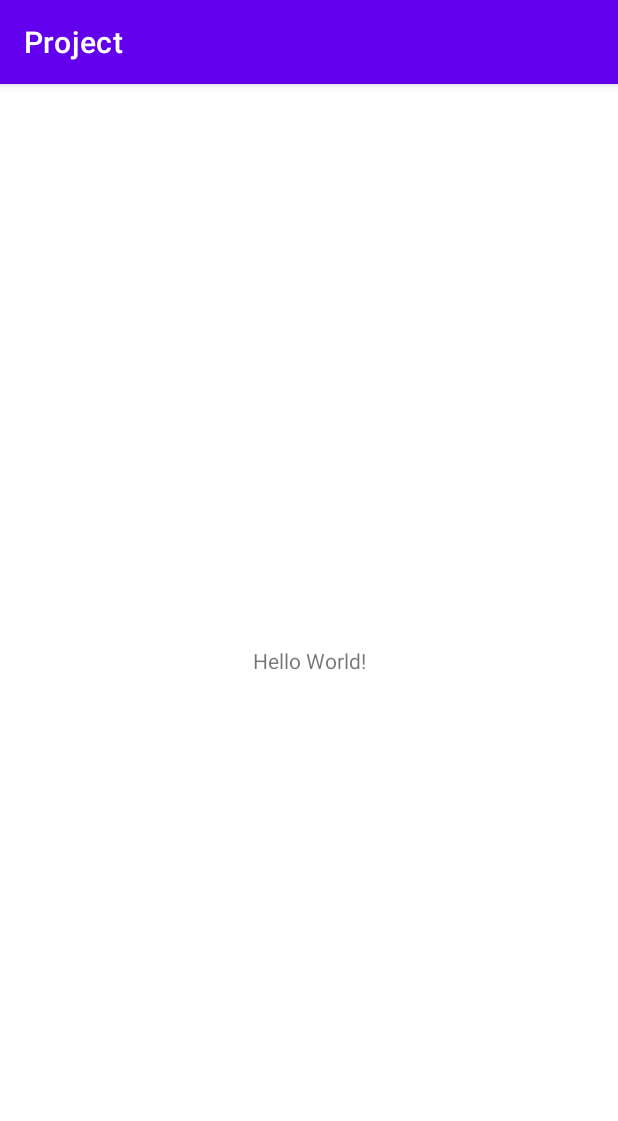
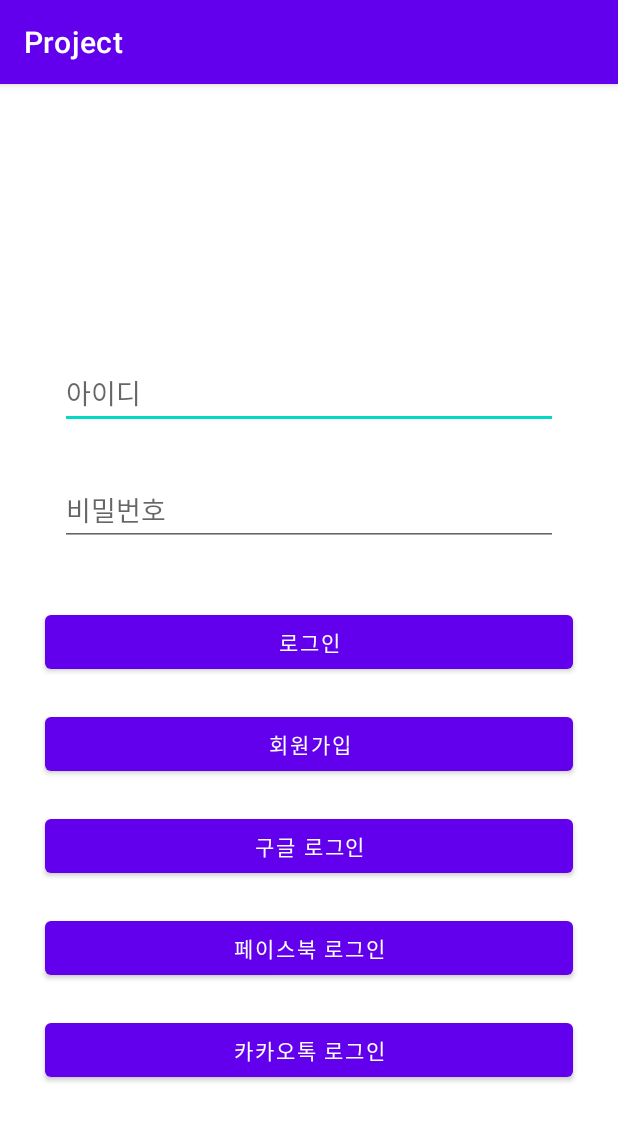
Before and after one commit to Chaeduk/REST-API-Project, an Android app: the screen it shows after launch (MainActivity), on a phone screen of 412 x 824 dp. Shown: the top 1121 px of the screen. Run offline under Robolectric (Android 15) with nearby library versions, the phone set to English and light mode, and no system bars.

Commit message:
Create login-layout

```diff
--- a/Project/app/src/main/res/layout/activity_main.xml
+++ b/Project/app/src/main/res/layout/activity_main.xml
@@ -6,13 +6,93 @@
     android:layout_height="match_parent"
     tools:context=".MainActivity">
 
-    <TextView
-        android:layout_width="wrap_content"
+    <Button
+        android:id="@+id/button"
+        android:layout_width="0dp"
         android:layout_height="wrap_content"
-        android:text="Hello World!"
+        android:layout_marginStart="30dp"
+        android:layout_marginEnd="30dp"
+        android:layout_marginBottom="20dp"
+        android:text="구글 로그인"
+        app:layout_constraintBottom_toTopOf="@+id/button2"
+        app:layout_constraintEnd_toEndOf="parent"
+        app:layout_constraintHorizontal_bias="0.0"
+        app:layout_constraintStart_toStartOf="parent" />
+
+    <Button
+        android:id="@+id/button2"
+        android:layout_width="0dp"
+        android:layout_height="wrap_content"
+        android:layout_marginStart="30dp"
+        android:layout_marginEnd="30dp"
+        android:layout_marginBottom="20dp"
+        android:text="페이스북 로그인"
+        app:layout_constraintBottom_toTopOf="@+id/button4"
+        app:layout_constraintEnd_toEndOf="parent"
+        app:layout_constraintHorizontal_bias="0.0"
+        app:layout_constraintStart_toStartOf="parent" />
+
+    <Button
+        android:id="@+id/button3"
+        android:layout_width="0dp"
+        android:layout_height="wrap_content"
+        android:layout_marginStart="30dp"
+        android:layout_marginEnd="30dp"
+        android:layout_marginBottom="20dp"
+        android:text="회원가입"
+        app:layout_constraintBottom_toTopOf="@+id/button"
+        app:layout_constraintEnd_toEndOf="parent"
+        app:layout_constraintStart_toStartOf="parent" />
+
+    <Button
+        android:id="@+id/button4"
+        android:layout_width="0dp"
+        android:layout_height="wrap_content"
+        android:layout_marginStart="30dp"
+        android:layout_marginEnd="30dp"
+        android:layout_marginBottom="100dp"
+        android:text="카카오톡 로그인"
         app:layout_constraintBottom_toBottomOf="parent"
-        app:layout_constraintLeft_toLeftOf="parent"
-        app:layout_constraintRight_toRightOf="parent"
-        app:layout_constraintTop_toTopOf="parent" />
+        app:layout_constraintEnd_toEndOf="parent"
+        app:layout_constraintStart_toStartOf="parent" />
 
+    <Button
+        android:id="@+id/button5"
+        android:layout_width="0dp"
+        android:layout_height="wrap_content"
+        android:layout_marginStart="30dp"
+        android:layout_marginEnd="30dp"
+        android:layout_marginBottom="20dp"
+        android:text="로그인"
+        app:layout_constraintBottom_toTopOf="@+id/button3"
+        app:layout_constraintEnd_toEndOf="parent"
+        app:layout_constraintStart_toStartOf="parent" />
+
+    <EditText
+        android:id="@+id/editTextTextPersonName"
+        android:layout_width="0dp"
+        android:layout_height="wrap_content"
+        android:layout_marginStart="40dp"
+        android:layout_marginEnd="40dp"
+        android:layout_marginBottom="30dp"
+        android:ems="10"
+        android:hint="아이디"
+        android:inputType="textPersonName"
+        app:layout_constraintBottom_toTopOf="@+id/editTextTextPersonName2"
+        app:layout_constraintEnd_toEndOf="parent"
+        app:layout_constraintStart_toStartOf="parent" />
+
+    <EditText
+        android:id="@+id/editTextTextPersonName2"
+        android:layout_width="0dp"
+        android:layout_height="wrap_content"
+        android:layout_marginStart="40dp"
+        android:layout_marginEnd="40dp"
+        android:layout_marginBottom="40dp"
+        android:ems="10"
+        android:hint="비밀번호"
+        android:inputType="textPassword"
+        app:layout_constraintBottom_toTopOf="@+id/button5"
+        app:layout_constraintEnd_toEndOf="parent"
+        app:layout_constraintStart_toStartOf="parent" />
 </androidx.constraintlayout.widget.ConstraintLayout>
```
